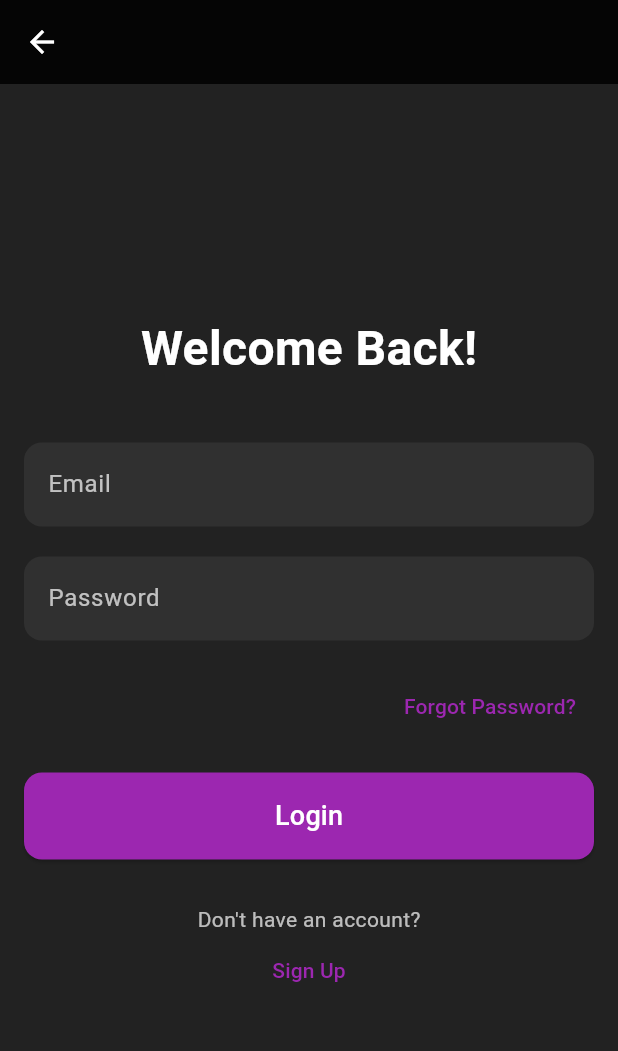
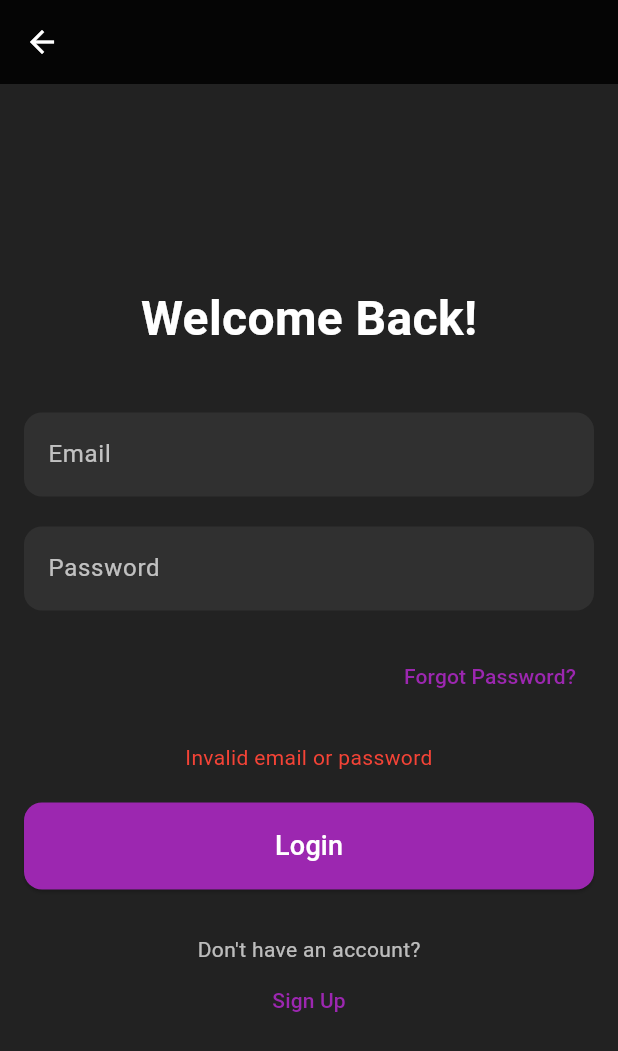
Before and after one commit to StudyPlusPlus/App, a Flutter app: the LoginPage screen opened directly, after a tap on "Login", on a phone screen of 412 x 824 dp. Shown: the top 1051 px of the screen. Run offline on Flutter 3.47's test engine with Material 3 defaults, Android fonts, the light colour scheme and no system bars; our stand-ins replace speech_to_text, sqflite, sqflite_common_ffi; accounts and stored records are empty; network calls fail.

Commit message:
Add: Login and SignUp in DataBase.

```diff
--- a/studyplusplus/lib/pages/login.page.dart
+++ b/studyplusplus/lib/pages/login.page.dart
@@ -1,9 +1,14 @@
 import 'package:flutter/material.dart';
 import 'package:studyplusplus/pages/signup.page.dart';
+import 'package:studyplusplus/services/database_services.dart';
+import 'package:studyplusplus/pages/taskScreen.pages.dart';
 
 class LoginPage extends StatelessWidget {
+  final TextEditingController _emailController = TextEditingController();
+  final TextEditingController _passwordController = TextEditingController();
+  final ValueNotifier<String?> _errorNotifier = ValueNotifier<String?>(null);
 
-	const LoginPage({super.key});
+  LoginPage({super.key});
 
   @override
   Widget build(BuildContext context) {
@@ -36,6 +41,7 @@ class LoginPage extends StatelessWidget {
             ),
             const SizedBox(height: 40),
             TextFormField(
+              controller: _emailController,
               decoration: InputDecoration(
                 hintText: 'Email',
                 filled: true,
@@ -50,6 +56,7 @@ class LoginPage extends StatelessWidget {
             ),
             const SizedBox(height: 20),
             TextFormField(
+              controller: _passwordController,
               obscureText: true,
               decoration: InputDecoration(
                 hintText: 'Password',
@@ -77,9 +84,35 @@ class LoginPage extends StatelessWidget {
               ),
             ),
             const SizedBox(height: 20),
+            ValueListenableBuilder<String?>(
+              valueListenable: _errorNotifier,
+              builder: (context, error, child) {
+                return error != null
+                    ? Padding(
+                        padding: const EdgeInsets.only(bottom: 20),
+                        child: Text(
+                          error,
+                          style: const TextStyle(color: Colors.red),
+                          textAlign: TextAlign.center,
+                        ),
+                      )
+                    : const SizedBox.shrink();
+              },
+            ),
             ElevatedButton(
-						onPressed: () {
-							// Ação de login
+              onPressed: () async {
+                final user = await DataBaseService.instance.validateUser(
+                  _emailController.text,
+                  _passwordController.text,
+                );
+                if (user != null) {
+                  Navigator.pushReplacement(
+                    context,
+                    MaterialPageRoute(builder: (context) => TaskScreen()),
+                  );
+                } else {
+                  _errorNotifier.value = "Invalid email or password";
+                }
               },
               style: ElevatedButton.styleFrom(
                 backgroundColor: Colors.purple, // Cor do botão de login
@@ -106,7 +139,7 @@ class LoginPage extends StatelessWidget {
                   // Navegar para a tela de cadastro
                   Navigator.push(
                     context,
-									MaterialPageRoute(builder: (context) => const SignUpPage()),
+                    MaterialPageRoute(builder: (context) => SignUpPage()),
                   );
                 },
                 child: const Text(
--- a/studyplusplus/lib/services/database_services.dart
+++ b/studyplusplus/lib/services/database_services.dart
@@ -4,6 +4,7 @@ import 'package:path/path.dart';
 class DataBaseService {
   static Database? _db;
   static final DataBaseService instance = DataBaseService._constructor();
+  Map<String, dynamic>? _currentUser;
 
   DataBaseService._constructor();
 
@@ -100,6 +101,31 @@ class DataBaseService {
     });
   }
 
+  Future<void> insertUser(
+      String username, String password, String email) async {
+    final db = await database;
+    await db.insert('users', {
+      'username': username,
+      'password': password,
+      'email': email,
+    });
+  }
+
+  Future<Map<String, dynamic>?> validateUser(
+      String email, String password) async {
+    final db = await database;
+    final result = await db.query(
+      'users',
+      where: 'email = ? AND password = ?',
+      whereArgs: [email, password],
+    );
+    if (result.isNotEmpty) {
+      _currentUser = result.first;
+      return _currentUser;
+    }
+    return null;
+  }
+
   Future<List<Map<String, dynamic>>> getTasksByDate(String date) async {
     final db = await database;
     return await db.query(
@@ -138,4 +164,12 @@ class DataBaseService {
       whereArgs: [taskId],
     );
   }
+
+  Future<bool> isLoggedIn() async {
+    return _currentUser != null;
+  }
+
+  Map<String, dynamic> getCurrentUser() {
+    return _currentUser!;
+  }
 }
```
Also changed, not shown: studyplusplus/lib/pages/signup.page.dart (+46 -11 lines). Lines whose indentation alone changed are shown as unchanged.
